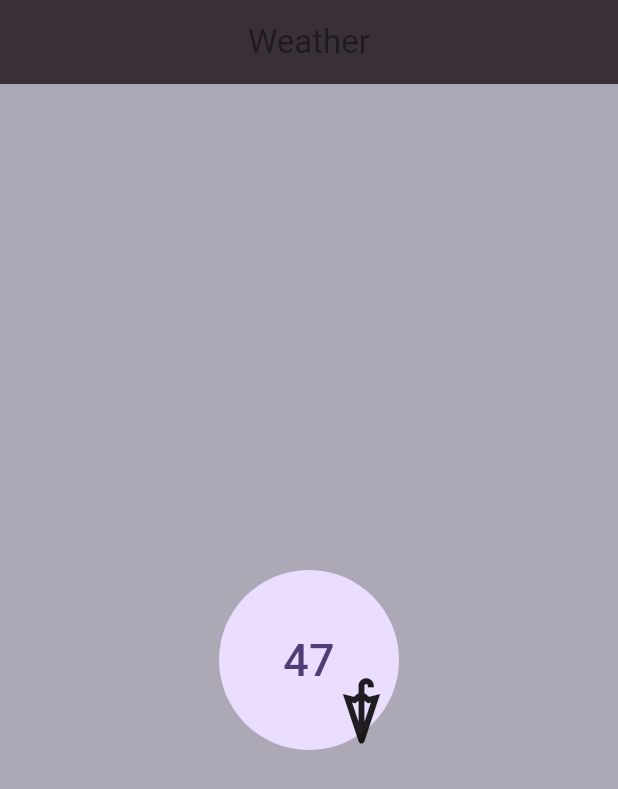
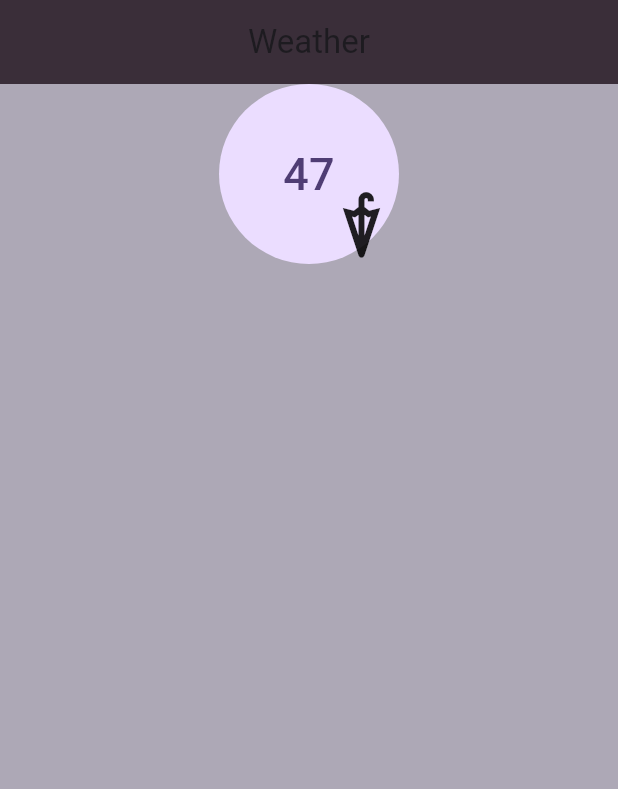
Before and after one commit to Khan-06/weather_application, a Flutter app: the screen it shows after launch, on a phone screen of 412 x 824 dp. Shown: the top 789 px of the screen. Run offline on Flutter 3.47's test engine with Material 3 defaults, Android fonts, the phone set to English and light mode, and no system bars.

Commit message:
Commiting after a long time!

```diff
--- a/lib/widgets/middle_temp_display.dart
+++ b/lib/widgets/middle_temp_display.dart
@@ -7,13 +7,17 @@ class MiddleTempDisplay extends StatelessWidget {
 
   @override
   Widget build(BuildContext context) {
-    return Stack(
+    return Column(
       children: [
-        CircleAvatar(
-          radius: 60,
-          child: Text(temperature.toString(), style: TextStyle(fontSize: 30),),
+        Stack(
+          children: [
+            CircleAvatar(
+              radius: 60,
+              child: Text(temperature.toString(), style: TextStyle(fontSize: 30),),
+            ),
+            const Positioned(width: 190, height: 190,child: Icon(Icons.umbrella, size: 50,),)
+          ],
         ),
-        const Positioned(width: 190, height: 190,child: Icon(Icons.umbrella, size: 50,),)
       ],
     );
   }
```
